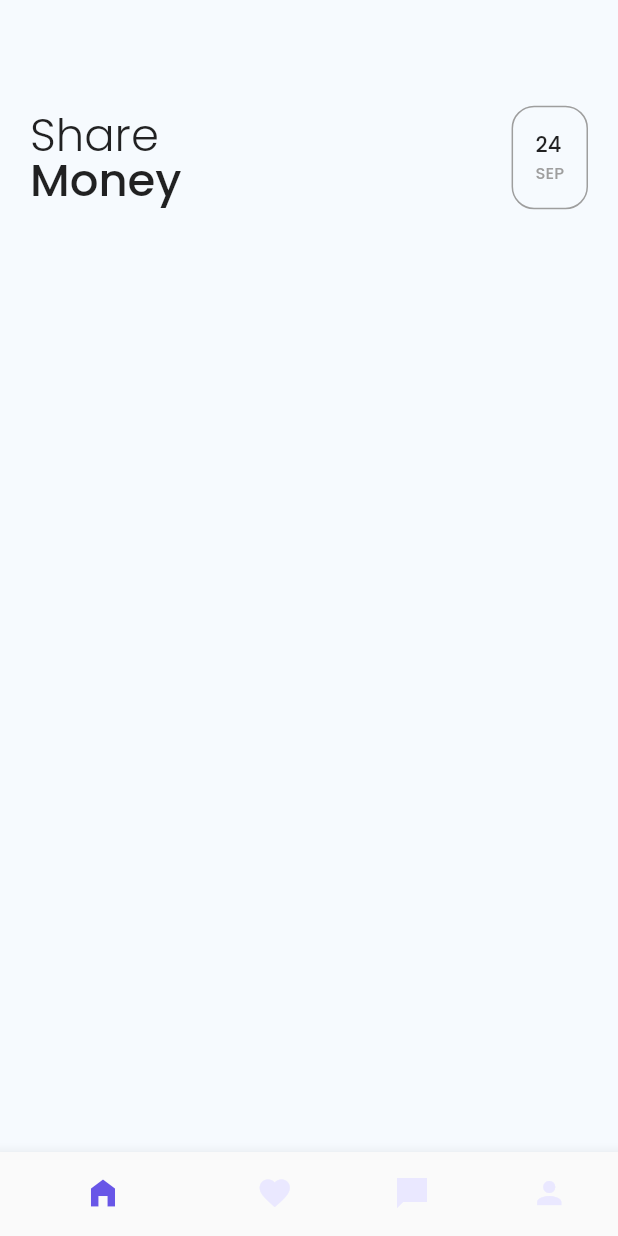
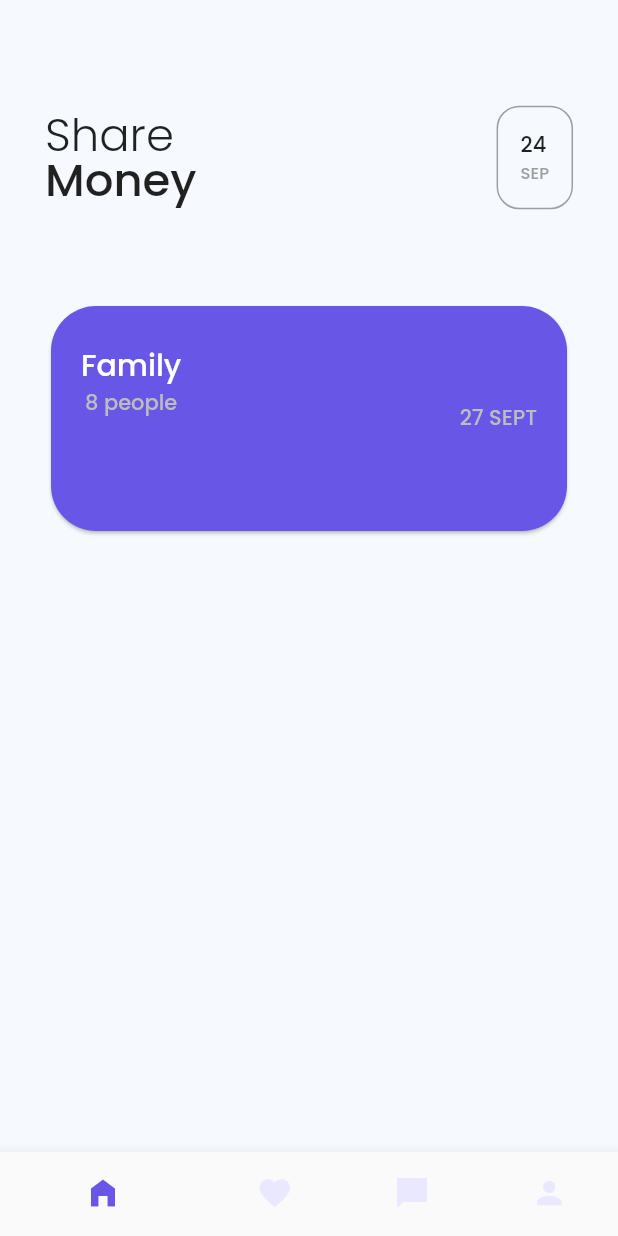
Before and after one commit to MathisParoissien/Flutter, a Flutter app: the screen it shows after launch, on a phone screen of 412 x 824 dp. Run offline on Flutter 3.47's test engine with Material 2 defaults, Android fonts, the phone set to English and light mode, and no system bars; our stand-ins replace google_fonts.

Commit message:
Card 50 %

```diff
--- a/my_app/lib/home.dart
+++ b/my_app/lib/home.dart
@@ -13,6 +13,11 @@ class HomeScreen extends StatelessWidget {
           child: Column(
             children: const [
               DateSection(),
+              // GroupsSection(),
+              Padding(
+                padding: EdgeInsets.symmetric(horizontal: 30),
+                child: CardsSection(),
+              ),
             ],
           ),
         ));
@@ -26,7 +31,7 @@ class DateSection extends StatelessWidget {
   Widget build(BuildContext context) {
     return Container(
       height: 200,
-      padding: const EdgeInsets.fromLTRB(20, 20, 20, 10),
+      padding: const EdgeInsets.fromLTRB(30, 20, 30, 10),
       child: Row(
         children: [
           Wrap(
@@ -47,7 +52,7 @@ class DateSection extends StatelessWidget {
               child: Container(
             height: 40,
           )),
-          DateContainer()
+          const DateContainer()
         ],
       ),
     );
@@ -55,6 +60,8 @@ class DateSection extends StatelessWidget {
 }
 
 class DateContainer extends StatelessWidget {
+  const DateContainer({Key? key}) : super(key: key);
+
   @override
   Widget build(BuildContext context) {
     return Container(
@@ -80,3 +87,64 @@ class DateContainer extends StatelessWidget {
     );
   }
 }
+
+class CardsSection extends StatelessWidget {
+  const CardsSection({Key? key}) : super(key: key);
+
+  @override
+  Widget build(BuildContext context) {
+    return Card(
+      shape: RoundedRectangleBorder(borderRadius: BorderRadius.circular(30)),
+      child: Container(
+        margin: EdgeInsets.only(left: 20.0, right: 20.0),
+        child: Row(
+          children: [
+            Column(
+              children: [
+                Text('Family',
+                    style: GoogleFonts.poppins(
+                      fontWeight: FontWeight.w500,
+                      fontSize: 20,
+                      color: Colors.white,
+                    )),
+                Text('8 people',
+                    style: GoogleFonts.poppins(
+                        fontWeight: FontWeight.w500,
+                        fontSize: 14,
+                        color: Colors.grey[400])),
+                Container(
+                  height: 50,
+                )
+              ],
+            ),
+            Expanded(child: Container(height: 150)),
+            Column(
+              children: [
+                Text('27 SEPT',
+                    style: GoogleFonts.poppins(
+                        fontWeight: FontWeight.w500,
+                        fontSize: 14,
+                        color: Colors.grey[400])),
+              ],
+            ),
+          ],
+        ),
+      ),
+      color: d_purple,
+    );
+  }
+}
+
+class GroupsSection extends StatelessWidget {
+  const GroupsSection({Key? key}) : super(key: key);
+
+  @override
+  Widget build(BuildContext context) {
+    return const ListTile(
+      tileColor: Colors.red,
+      leading: Icon(Icons.person),
+      title: Text('Test'),
+      trailing: Text('tes12'),
+    );
+  }
+}
```
Also changed, not shown: 6 other files.
